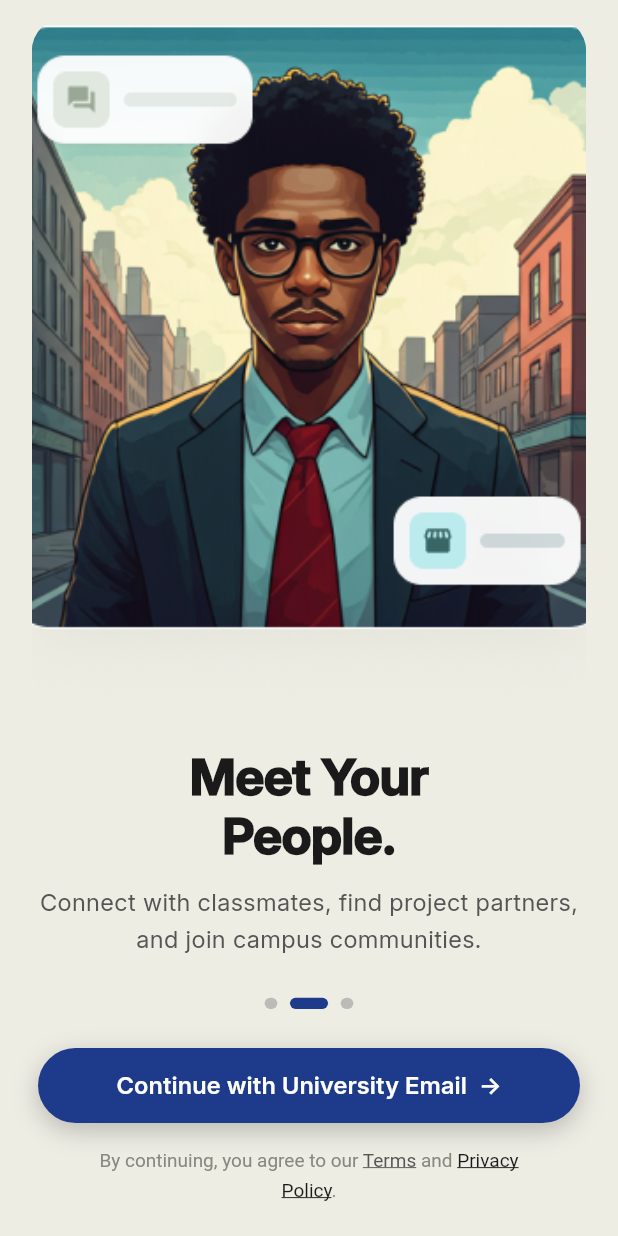
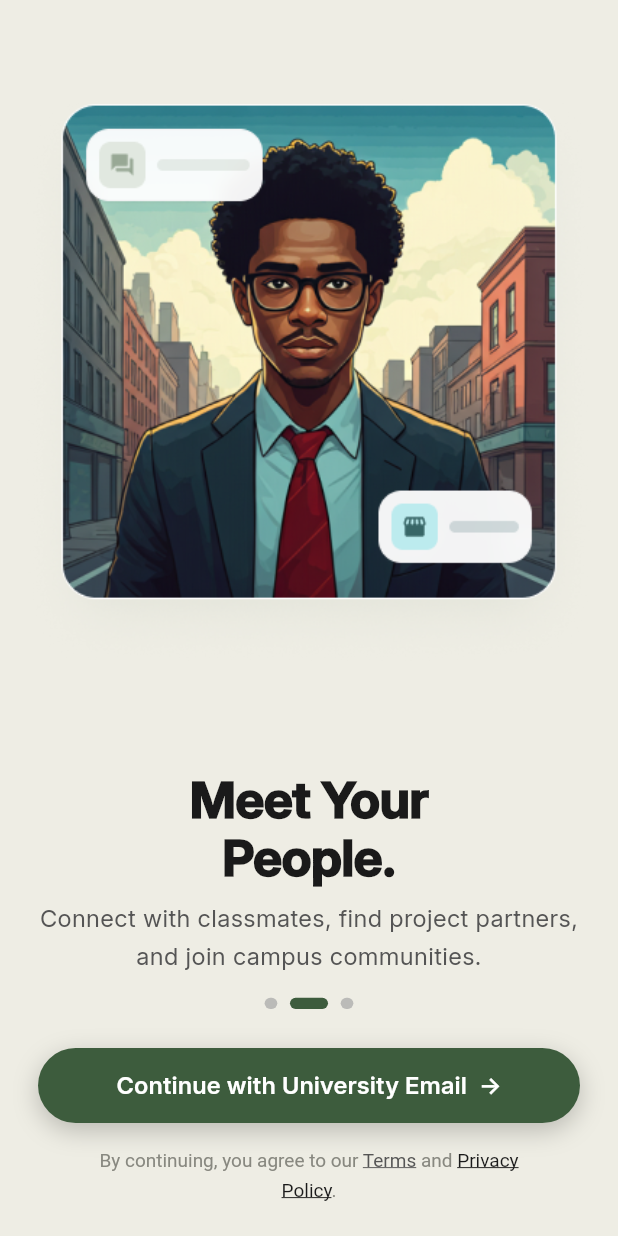
Before and after one commit to MehkaanKhan/Campus-Connect, a Flutter app: the screen it shows after launch, swiped to page 2, on a phone screen of 412 x 824 dp. Run offline on Flutter 3.47's test engine with Material 3 defaults, Android fonts, the phone set to English and light mode, and no system bars; our stand-ins replace go_router, shared_preferences; accounts and stored records are empty.

Commit message:
fixing onboarding, and colour scheme

```diff
--- a/lib/core/constants/app_colors.dart
+++ b/lib/core/constants/app_colors.dart
@@ -2,8 +2,8 @@ import 'package:flutter/material.dart';
 
 class AppColors {
   // ── Brand ────────────────────────────────────────────────
-  static const primary    = Color(0xFF1E3A8A); // brand blue — ThemeData seed, buttons
-  static const secondary  = Color(0xFF3B82F6); // medium blue
+  static const primary    = Color(0xFF3D5C3D); // brand sage green — ThemeData seed, buttons
+  static const secondary  = Color(0xFF6B8F6B); // medium sage green
   static const accent     = Color(0xFFF59E0B); // amber — cart, highlights
   static const sage       = Color(0xFF6B8F6B); // sage green — active states, carpool chips
   static const sageDark   = Color(0xFF3D5C3D);
--- a/lib/features/create_post/presentation/widgets/create_post_header.dart
+++ b/lib/features/create_post/presentation/widgets/create_post_header.dart
@@ -17,7 +17,13 @@ class CreatePostHeader extends StatelessWidget {
       child: Row(
         children: [
           GestureDetector(
-            onTap: () => context.go('/thread'),
+            onTap: () {
+              if (context.canPop()) {
+                context.pop();
+              } else {
+                context.go('/feed');
+              }
+            },
             child: Icon(Icons.close, size: 22.w, color: AppColors.textPrimary),
           ),
           Expanded(
--- a/lib/features/onboarding/presentation/widgets/onboarding_slide.dart
+++ b/lib/features/onboarding/presentation/widgets/onboarding_slide.dart
@@ -16,18 +16,21 @@ class OnboardingSlide extends StatelessWidget {
 
   @override
   Widget build(BuildContext context) {
-    return Padding(
-      padding: EdgeInsets.symmetric(horizontal: 20.w),
-      child: Column(
+    return Column(
       crossAxisAlignment: CrossAxisAlignment.center,
       children: [
         SizedBox(height: 12.h),
         Expanded(
           flex: 6,
+          child: Padding(
+            padding: EdgeInsets.symmetric(horizontal: 16.w),
             child: _HeroImageCard(imagePath: imagePath),
           ),
-          SizedBox(height: 28.h),
-          Text(
+        ),
+        SizedBox(height: 18.h),
+        Padding(
+          padding: EdgeInsets.symmetric(horizontal: 24.w),
+          child: Text(
             title,
             textAlign: TextAlign.center,
             style: TextStyle(
@@ -39,8 +42,11 @@ class OnboardingSlide extends StatelessWidget {
               color: AppColors.textPrimary,
             ),
           ),
-          SizedBox(height: 14.h),
-          Text(
+        ),
+        SizedBox(height: 10.h),
+        Padding(
+          padding: EdgeInsets.symmetric(horizontal: 24.w),
+          child: Text(
             subtitle,
             textAlign: TextAlign.center,
             style: TextStyle(
@@ -50,9 +56,9 @@ class OnboardingSlide extends StatelessWidget {
               color: AppColors.textCaption,
             ),
           ),
-          SizedBox(height: 28.h),
+        ),
+        SizedBox(height: 16.h),
       ],
-      ),
     );
   }
 }
@@ -63,17 +69,15 @@ class _HeroImageCard extends StatelessWidget {
 
   @override
   Widget build(BuildContext context) {
-    return LayoutBuilder(
-      builder: (context, constraints) {
-        return ClipRRect(
+    return AspectRatio(
+      aspectRatio: 1.0,
+      child: ClipRRect(
         borderRadius: BorderRadius.circular(22.r),
         child: Image.asset(
           imagePath,
-            fit: BoxFit.cover,
-            alignment: Alignment.topCenter,
+          fit: BoxFit.contain,
         ),
-        );
-      },
+      ),
     );
   }
 }
```
Also changed, not shown: pubspec.lock, 2 other files. Lines whose indentation alone changed are shown as unchanged.
